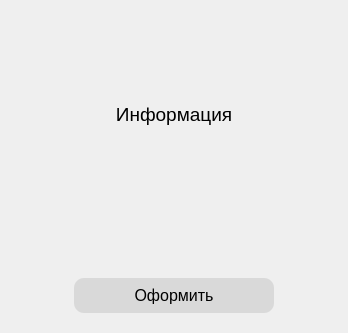
First picture: the form in src/booking.ui, repository Ruha24/HotelQt, before the edit.
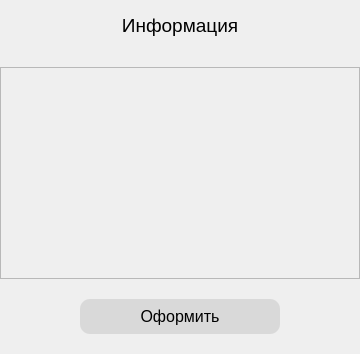
Second picture: the form after the edit. The open tabs and pages were chosen to show the change.

Commit message: Added change page and delete page on admin panel

The edit to the form file:
```diff
--- a/src/booking.ui
+++ b/src/booking.ui
@@ -9,8 +9,8 @@
    <rect>
     <x>0</x>
     <y>0</y>
-    <width>348</width>
-    <height>333</height>
+    <width>360</width>
+    <height>354</height>
    </rect>
   </property>
   <property name="contextMenuPolicy">
@@ -111,6 +111,27 @@
           </spacer>
          </item>
          <item>
+          <widget class="QScrollArea" name="scrollArea">
+           <property name="minimumSize">
+            <size>
+             <width>0</width>
+             <height>100</height>
+            </size>
+           </property>
+           <property name="widgetResizable">
+            <bool>true</bool>
+           </property>
+           <widget class="QWidget" name="scrollAreaWidgetContents">
+            <property name="geometry">
+             <rect>
+              <x>0</x>
+              <y>0</y>
+              <width>356</width>
+              <height>177</height>
+             </rect>
+            </property>
+            <layout class="QGridLayout" name="gridLayout_4">
+             <item row="0" column="0">
           <widget class="QLabel" name="infolbl">
            <property name="minimumSize">
             <size>
@@ -141,6 +162,10 @@
            <property name="wordWrap">
             <bool>true</bool>
            </property>
+              </widget>
+             </item>
+            </layout>
+           </widget>
           </widget>
          </item>
          <item>
```
Lines whose indentation alone changed are shown as unchanged. The commit also changes 4 other files.
